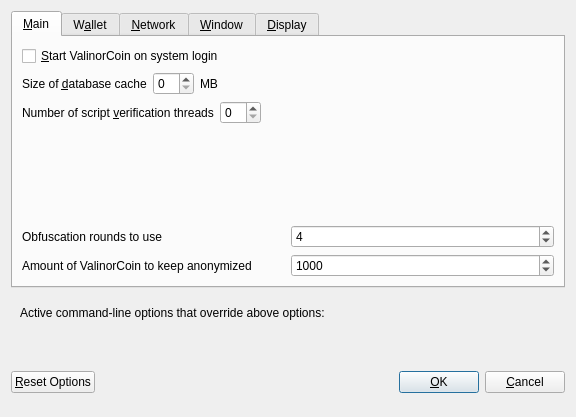
The window that src/qt/forms/optionsdialog.ui (worldmint/valgard) describes before a commit, drawn with Qt 5.
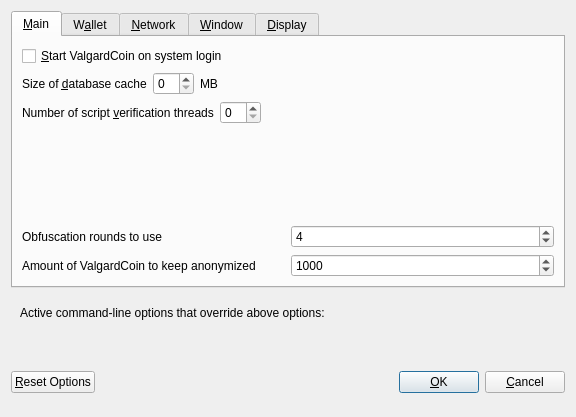
The same window after the commit. Custom widgets are drawn as their Qt base class.

```diff
--- a/src/qt/forms/optionsdialog.ui
+++ b/src/qt/forms/optionsdialog.ui
@@ -33,7 +33,7 @@
           <string>Automatically start ValinorCoin after logging in to the system.</string>
          </property>
          <property name="text">
-          <string>&amp;Start ValinorCoin on system login</string>
+          <string>&amp;Start ValgardCoin on system login</string>
          </property>
         </widget>
        </item>
@@ -177,7 +177,7 @@
             <string notr="true"/>
            </property>
            <property name="text">
-            <string>Amount of ValinorCoin to keep anonymized</string>
+            <string>Amount of ValgardCoin to keep anonymized</string>
            </property>
           </widget>
          </item>
```
Left out of the diff: 12 changed lines with no effect on the pictures.
